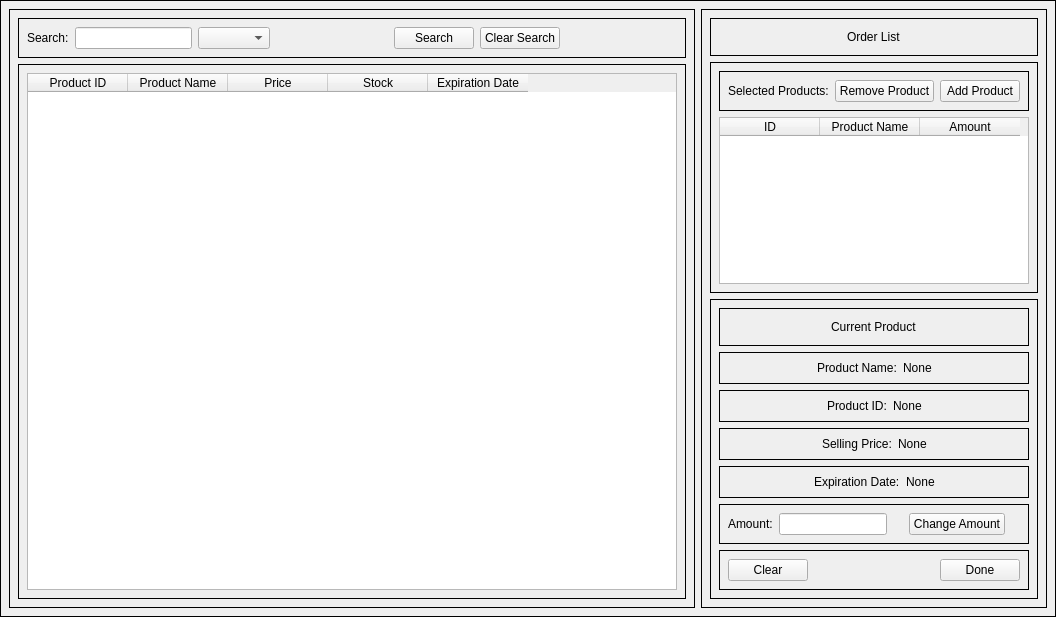
Before: the Qt Designer form Screens/MainMenuScreens/Transaction/Transaction_Prod.ui in Bideiro/Ranil_project_py, drawn with Qt 5.
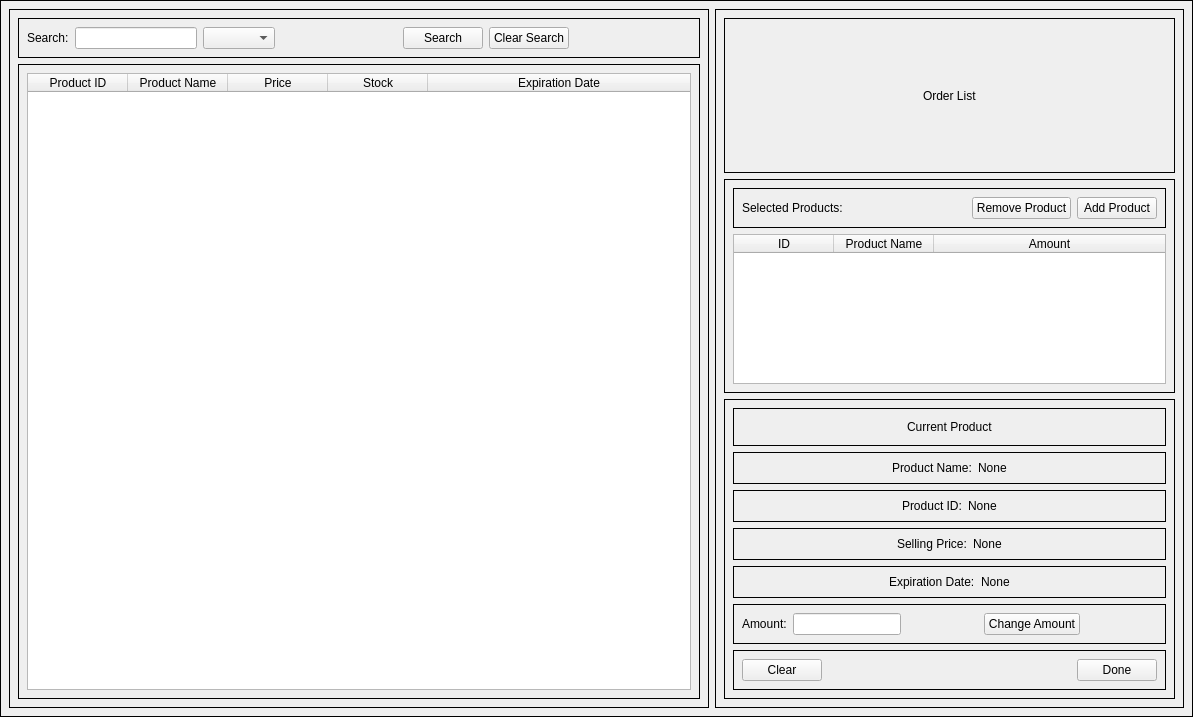
After: the same form once the commit is applied.

What changed in the file:
```diff
--- a/Screens/MainMenuScreens/Transaction/Transaction_Prod.ui
+++ b/Screens/MainMenuScreens/Transaction/Transaction_Prod.ui
@@ -6,8 +6,8 @@
    <rect>
     <x>0</x>
     <y>0</y>
-    <width>1051</width>
-    <height>617</height>
+    <width>1193</width>
+    <height>717</height>
    </rect>
   </property>
   <property name="windowTitle">
@@ -101,6 +101,9 @@
             <property name="frameShadow">
              <enum>QFrame::Plain</enum>
             </property>
+            <property name="sizeAdjustPolicy">
+             <enum>QAbstractScrollArea::AdjustToContents</enum>
+            </property>
             <property name="editTriggers">
              <set>QAbstractItemView::NoEditTriggers</set>
             </property>
@@ -113,9 +116,21 @@
             <property name="sortingEnabled">
              <bool>true</bool>
             </property>
+            <attribute name="horizontalHeaderMinimumSectionSize">
+             <number>32</number>
+            </attribute>
+            <attribute name="horizontalHeaderStretchLastSection">
+             <bool>true</bool>
+            </attribute>
             <attribute name="verticalHeaderVisible">
              <bool>false</bool>
             </attribute>
+            <attribute name="verticalHeaderMinimumSectionSize">
+             <number>24</number>
+            </attribute>
+            <attribute name="verticalHeaderStretchLastSection">
+             <bool>false</bool>
+            </attribute>
             <column>
              <property name="text">
               <string>Product ID</string>
@@ -251,6 +266,9 @@
               <height>150</height>
              </size>
             </property>
+            <property name="sizeAdjustPolicy">
+             <enum>QAbstractScrollArea::AdjustToContents</enum>
+            </property>
             <property name="editTriggers">
              <set>QAbstractItemView::NoEditTriggers</set>
             </property>
@@ -261,11 +279,26 @@
              <enum>QAbstractItemView::SelectRows</enum>
             </property>
             <property name="gridStyle">
-             <enum>Qt::NoPen</enum>
+             <enum>Qt::SolidLine</enum>
             </property>
+            <property name="sortingEnabled">
+             <bool>true</bool>
+            </property>
+            <attribute name="horizontalHeaderMinimumSectionSize">
+             <number>32</number>
+            </attribute>
+            <attribute name="horizontalHeaderStretchLastSection">
+             <bool>true</bool>
+            </attribute>
             <attribute name="verticalHeaderVisible">
              <bool>false</bool>
             </attribute>
+            <attribute name="verticalHeaderMinimumSectionSize">
+             <number>24</number>
+            </attribute>
+            <attribute name="verticalHeaderStretchLastSection">
+             <bool>false</bool>
+            </attribute>
             <column>
              <property name="text">
               <string>ID</string>
```
